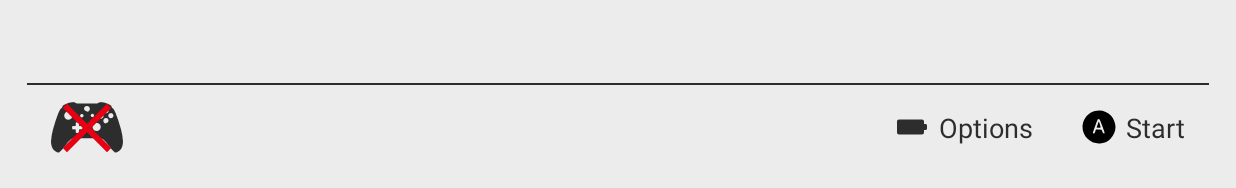
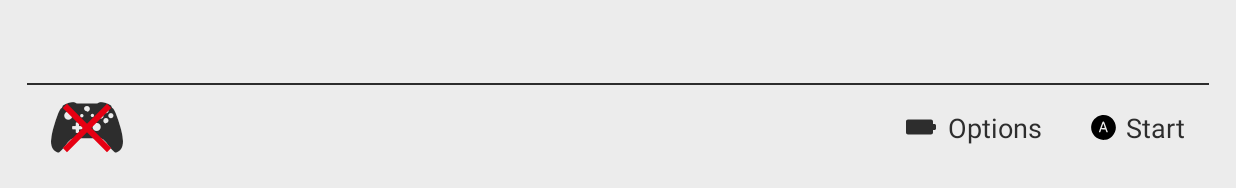
Before and after one commit to nickbeth/controller-hub, an Android app: the screen it shows after launch (MainActivity), on a phone screen of 824 x 412 dp (held sideways). Shown: the part 427-615 px from the top of the screen. Run offline under Robolectric (Android 15) with nearby library versions, the phone set to English and light mode, and no system bars.

Commit message:
a,b,x,y icon size change

```diff
--- a/app/src/main/res/drawable/ic_button_a_24.xml
+++ b/app/src/main/res/drawable/ic_button_a_18.xml
@@ -1,6 +1,6 @@
 <vector xmlns:android="http://schemas.android.com/apk/res/android"
-    android:width="24dp"
-    android:height="24dp"
+    android:width="18dp"
+    android:height="18dp"
     android:viewportWidth="100"
     android:viewportHeight="100">
     <path
--- a/app/src/main/res/drawable/ic_button_x_24.xml
+++ b/app/src/main/res/drawable/ic_button_x_18.xml
@@ -1,6 +1,6 @@
 <vector xmlns:android="http://schemas.android.com/apk/res/android"
-    android:width="24dp"
-    android:height="24dp"
+    android:width="18dp"
+    android:height="18dp"
     android:viewportWidth="100"
     android:viewportHeight="100">
   <path
--- a/app/src/main/res/drawable/ic_button_y_24.xml
+++ b/app/src/main/res/drawable/ic_button_y_18.xml
@@ -1,6 +1,6 @@
 <vector xmlns:android="http://schemas.android.com/apk/res/android"
-    android:width="24dp"
-    android:height="24dp"
+    android:width="18dp"
+    android:height="18dp"
     android:viewportWidth="100"
     android:viewportHeight="100">
   <path
--- a/app/src/main/res/layout/context_bar.xml
+++ b/app/src/main/res/layout/context_bar.xml
@@ -80,7 +80,7 @@
             android:drawablePadding="@dimen/spacing_smedium"
             android:textColor="?attr/textColor"
             android:textSize="@dimen/text_size"
-            app:drawableLeftCompat="@drawable/ic_button_a_24"
+            app:drawableLeftCompat="@drawable/ic_button_a_18"
             tools:text="@string/start" />
 
     </LinearLayout>
```
Also changed, not shown: app/src/main/res/drawable/ic_button_b_18.xml (added, +22 -0 lines), app/src/main/res/drawable/ic_button_b_24.xml (deleted, +0 -18 lines).
